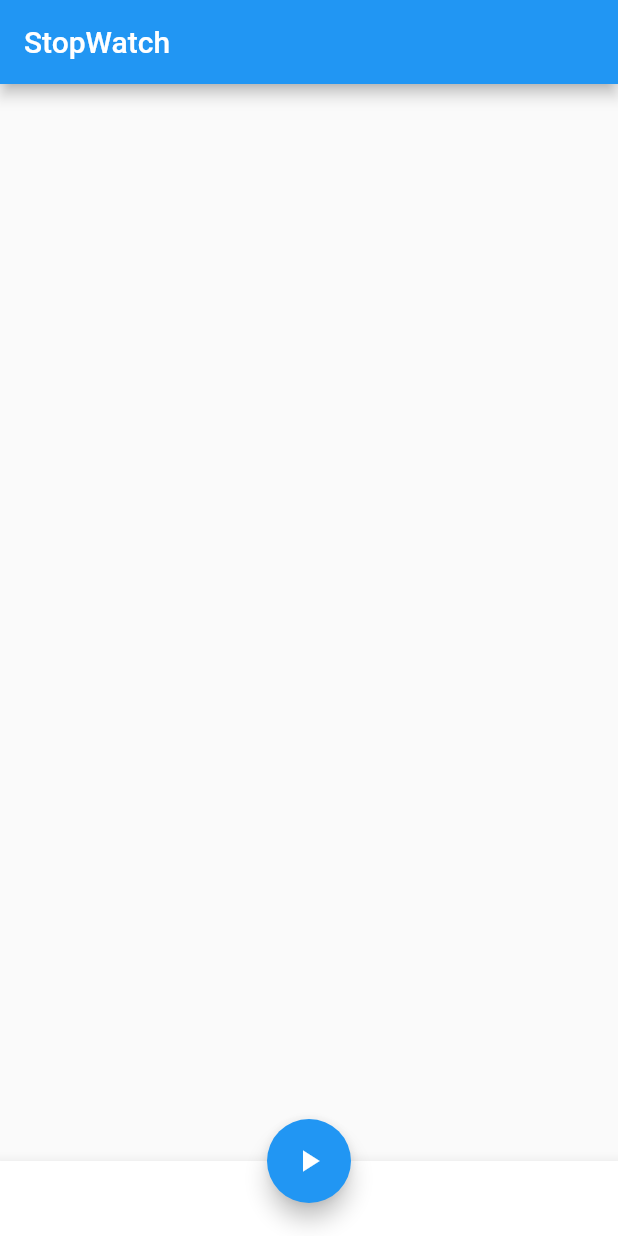
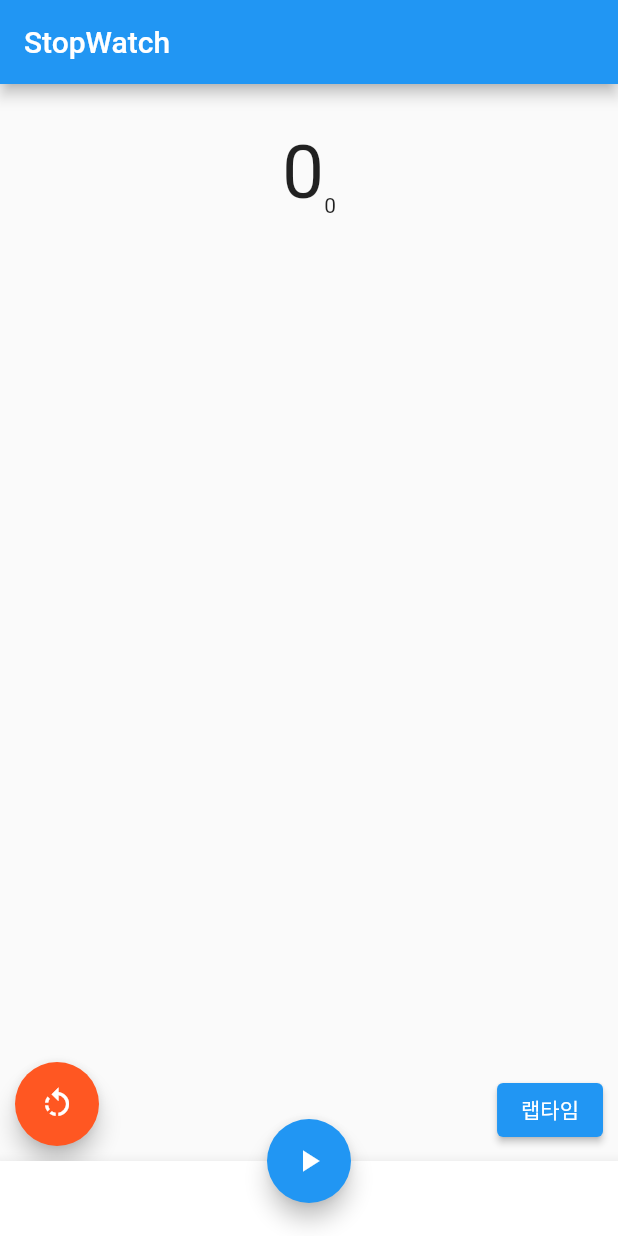
Before and after one commit to kopro-ov/TIL, a Flutter app: the screen it shows after launch, on a phone screen of 412 x 824 dp. Run offline on Flutter 3.47's test engine with Material 2 defaults, Android fonts, the phone set to English and light mode, and no system bars; our stand-ins replace carousel_slider.

Commit message:
Feat 타이머 영역 UI 작성
1. 시간을 표시하는 영역 작업
2. 랩타임을 표시하는 영역
3. 왼쪽 아래 위치한 초기화 버튼
4. 오른쪽 아래에 위치한 랩타임 버튼

```diff
--- a/framework/flutter/project/stopwatch/lib/main.dart
+++ b/framework/flutter/project/stopwatch/lib/main.dart
@@ -46,7 +46,58 @@
   }
 
   Widget _buildBody() {
-    return Container();
+    return Center(
+      child: Padding(
+        padding: const EdgeInsets.only(top: 30),
+        child: Stack(
+          children: <Widget>[
+            Column(
+              children: <Widget>[
+                Row(
+                  //시간을 표시하는 영역
+                  mainAxisAlignment: MainAxisAlignment.center,
+                  crossAxisAlignment: CrossAxisAlignment.end,
+                  children: <Widget>[
+                    Text(
+                      '0',
+                      style: TextStyle(fontSize: 50.0),
+                    ),
+                    Text('0'),
+                  ],
+                ),
+                Container(
+                  //랩타임을 표시하는 영역
+                  width: 100,
+                  height: 200,
+                  child: ListView(
+                    children: <Widget>[],
+                  ),
+                )
+              ],
+            ),
+            Positioned(
+              left: 10,
+              bottom: 10,
+              child: FloatingActionButton(
+                //왼쪽 아래에 위치한 초기화 버튼
+                backgroundColor: Colors.deepOrange,
+                onPressed: () {},
+                child: Icon(Icons.rotate_left),
+              ),
+            ),
+            Positioned(
+              right: 10,
+              bottom: 10,
+              child: ElevatedButton(
+                //오른쪽 아래에 위치한 랩타임 버튼
+                onPressed: () {},
+                child: Text('랩타임'),
+              ),
+            )
+          ],
+        ),
+      ),
+    );
   }
 
   void _clickButton() {}
```
